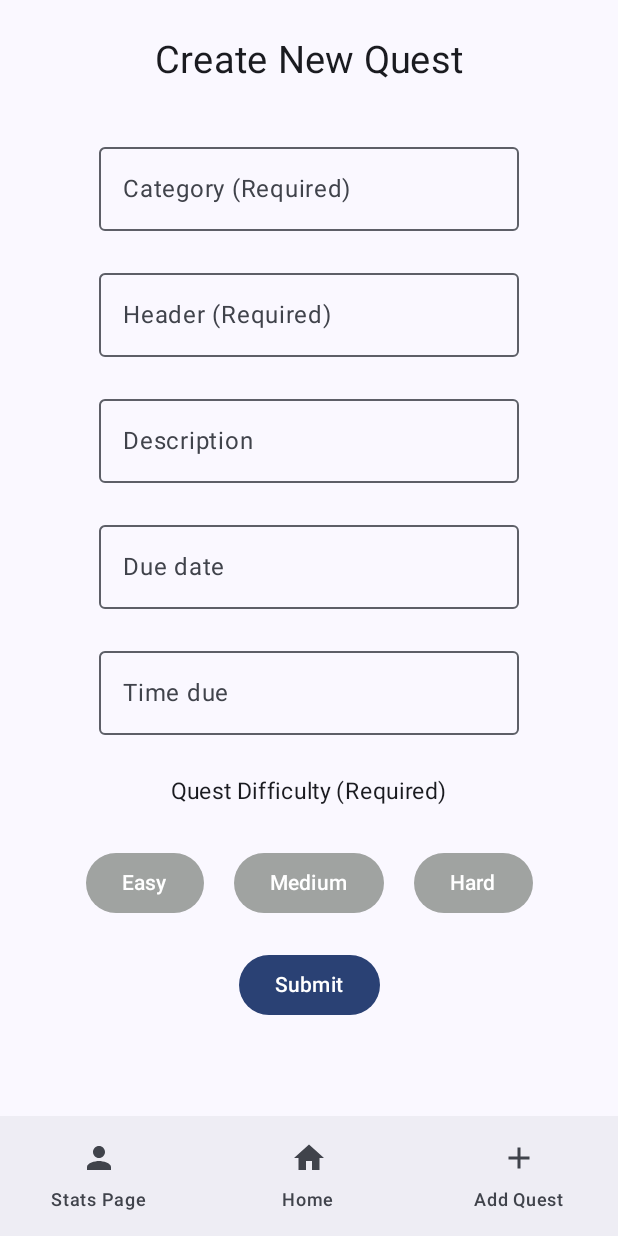
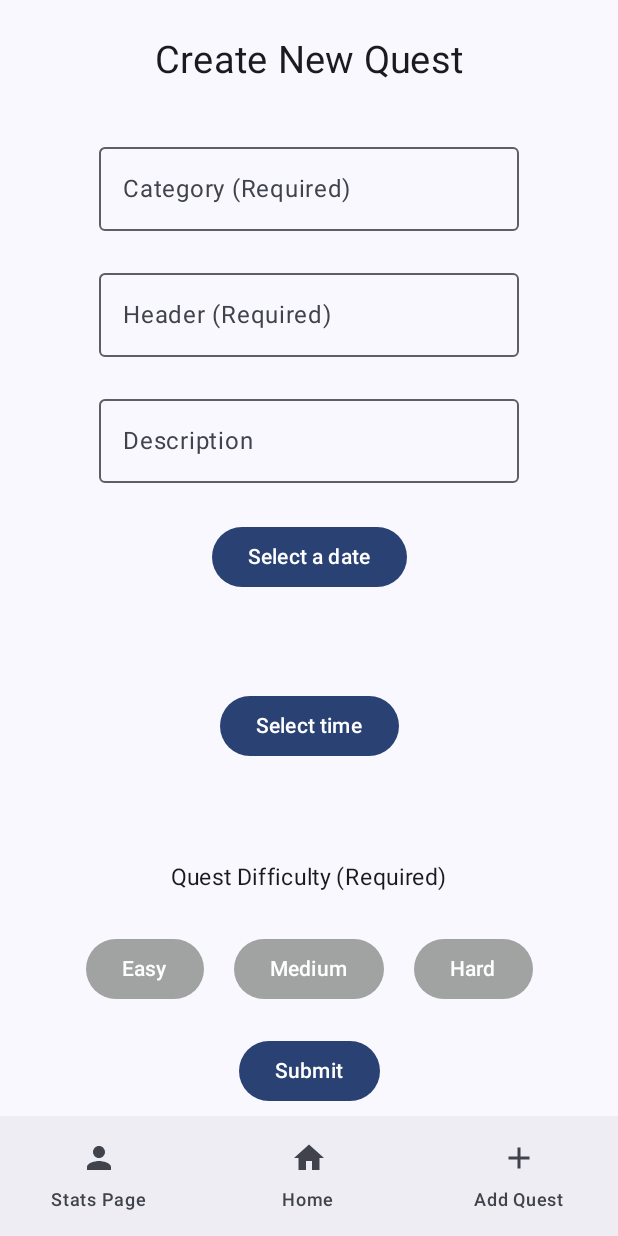
Before and after one commit to RoccoB2/Side-Quest, an Android app built with Jetpack Compose: the NewQuestView screen opened through its navigation route, on a phone screen of 412 x 824 dp. Run offline under Robolectric (Android 15) with nearby library versions, the phone set to English and light mode, and no system bars; our stand-ins replace Room's generated code; network calls fail.

Commit message:
added clock and calender dialogs to the new quest screen

```diff
--- a/app/build.gradle.kts
+++ b/app/build.gradle.kts
@@ -62,7 +62,7 @@ dependencies {
     implementation("androidx.compose.material3:material3")
     //room dependencies
     val room_version = ("2.6.0")
-
+    implementation ("androidx.room:room-ktx:$room_version")
     implementation ("androidx.room:room-runtime:$room_version")
     annotationProcessor ("androidx.room:room-compiler:$room_version")
 
@@ -73,7 +73,7 @@ dependencies {
 
     // added to assist with parsing json
     implementation ("com.google.code.gson:gson:2.10.1")
-    implementation ("androidx.room:room-ktx:$room_version")
+
     testImplementation("junit:junit:4.13.2")
     androidTestImplementation("androidx.test.ext:junit:1.1.5")
     androidTestImplementation("androidx.test.espresso:espresso-core:3.5.1")
--- a/app/src/main/java/edu/towson/cosc435/kraft/sidequest/ui/newquest/NewQuestView.kt
+++ b/app/src/main/java/edu/towson/cosc435/kraft/sidequest/ui/newquest/NewQuestView.kt
@@ -1,10 +1,15 @@
 package edu.towson.cosc435.kraft.sidequest.ui.newquest
 
+import android.app.DatePickerDialog
+import android.app.TimePickerDialog
+import android.widget.DatePicker
 import androidx.compose.foundation.gestures.Orientation
 import androidx.compose.foundation.gestures.scrollable
+import androidx.compose.foundation.layout.Arrangement
 import androidx.compose.foundation.layout.Column
 import androidx.compose.foundation.layout.ColumnScope
 import androidx.compose.foundation.layout.Row
+import androidx.compose.foundation.layout.fillMaxSize
 import androidx.compose.foundation.layout.fillMaxWidth
 import androidx.compose.foundation.layout.padding
 import androidx.compose.foundation.lazy.LazyColumn
@@ -36,6 +41,7 @@ import androidx.core.graphics.toColorInt
 import androidx.lifecycle.viewmodel.compose.viewModel
 import edu.towson.cosc435.kraft.sidequest.DifficultyEnum
 import edu.towson.cosc435.kraft.sidequest.data.model.Quest
+import java.util.Calendar
 
 @OptIn(ExperimentalMaterial3Api::class)
 @Composable
@@ -101,30 +107,122 @@ fun NewQuestView(
                 },
                 modifier = Modifier.padding(10.dp)
             )
-            OutlinedTextField(
-                value = vm.date.value,
-                onValueChange = vm::setDate,
-                placeholder = {
-                    Text( "Due date")
-                },
-                label = {
-                    Text("Due date")
-                },
-                singleLine = true,
-                modifier = Modifier.padding(10.dp)
+//            OutlinedTextField(
+//                value = vm.date.value,
+//                onValueChange = vm::setDate,
+//                placeholder = {
+//                    Text( "Due date")
+//                },
+//                label = {
+//                    Text("Due date")
+//                },
+//                singleLine = true,
+//                modifier = Modifier.padding(10.dp)
+//            )
+            val context = LocalContext.current
+            val calendar = Calendar.getInstance()
+
+            var selectedDateText by remember { mutableStateOf("") }
+
+            // Fetching current year, month and day
+            val year = calendar[Calendar.YEAR]
+            val month = calendar[Calendar.MONTH]
+            val dayOfMonth = calendar[Calendar.DAY_OF_MONTH]
+            val datePicker = DatePickerDialog(
+                context,
+                { _: DatePicker, selectedYear: Int, selectedMonth: Int, selectedDayOfMonth: Int ->
+                    selectedDateText = "${selectedMonth + 1}/$selectedDayOfMonth/$selectedYear"
+                }, year, month, dayOfMonth
             )
-            OutlinedTextField(
-                value = vm.time.value,
-                onValueChange = vm::setTime,
-                placeholder = {
-                    Text( "Time due")
-                },
-                label = {
-                    Text("Time due")
-                },
-                singleLine = true,
-                modifier = Modifier.padding(10.dp)
+            datePicker.datePicker.minDate = calendar.timeInMillis
+            Column(
+                modifier = Modifier.fillMaxSize().padding(top = 15.dp, bottom = 15.dp),
+                verticalArrangement = Arrangement.Center,
+                horizontalAlignment = Alignment.CenterHorizontally
+            ) {
+                Button(
+                    onClick = {
+                        datePicker.show()
+                    },
+                    modifier = Modifier.padding(bottom = 10.dp)
+                ) {
+                    Text(text = "Select a date")
+                }
+                Text(
+                    text = if (selectedDateText.isNotEmpty()) {
+                        vm.setDate(selectedDateText)
+                        "Date selected: $selectedDateText"
+                    } else{
+                        ""
+                    }
+                )
+            }
+//            OutlinedTextField(
+//                value = vm.time.value,
+//                onValueChange = vm::setTime,
+//                placeholder = {
+//                    Text( "Time due")
+//                },
+//                label = {
+//                    Text("Time due")
+//                },
+//                singleLine = true,
+//                modifier = Modifier.padding(10.dp)
+//            )
+            var selectedTimeText by remember { mutableStateOf("") }
+
+            // Fetching current hour, and minute
+            val hour = calendar[Calendar.HOUR_OF_DAY]
+            val minute = calendar[Calendar.MINUTE]
+            var hourSaved by remember {mutableStateOf(0)}
+            var minuteSaved by remember { mutableStateOf("") }
+            var ampmSaved by remember { mutableStateOf("") }
+            val timePicker = TimePickerDialog(
+                context,
+                { _, selectedHour: Int, selectedMinute: Int ->
+                    hourSaved = if(selectedHour > 12){
+                        selectedHour - 12
+                    } else {
+                        if(selectedHour == 0)
+                            12
+                        else
+                            selectedHour
+                    }
+                    minuteSaved = if(selectedMinute < 10){
+                        "0$selectedMinute"
+                    } else {
+                        "$selectedMinute"
+                    }
+                    ampmSaved = if(selectedHour >= 12){
+                        "PM"
+                    } else {
+                        "AM"
+                    }
+                    selectedTimeText = "$hourSaved:$minuteSaved $ampmSaved"
+                }, hour, minute, false
             )
+            Column(
+                modifier = Modifier.fillMaxSize().padding(top = 15.dp, bottom = 15.dp),
+                verticalArrangement = Arrangement.Center,
+                horizontalAlignment = Alignment.CenterHorizontally
+            ) {
+                Button(
+                    onClick = {
+                        timePicker.show()
+                    },
+                    modifier = Modifier.padding(bottom = 10.dp)
+                ) {
+                    Text(text = "Select time")
+                }
+                Text(
+                    text = if (selectedTimeText.isNotEmpty()) {
+                        "Selected time is $selectedTimeText"
+                    } else {
+                        ""
+                    }
+                )
+            }
+
             Text(
                 "Quest Difficulty (Required)",
                 fontSize = 15.sp,
```
